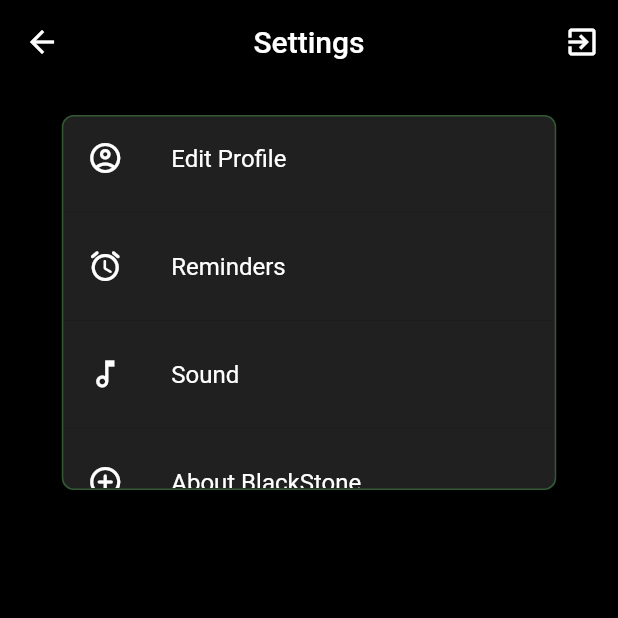
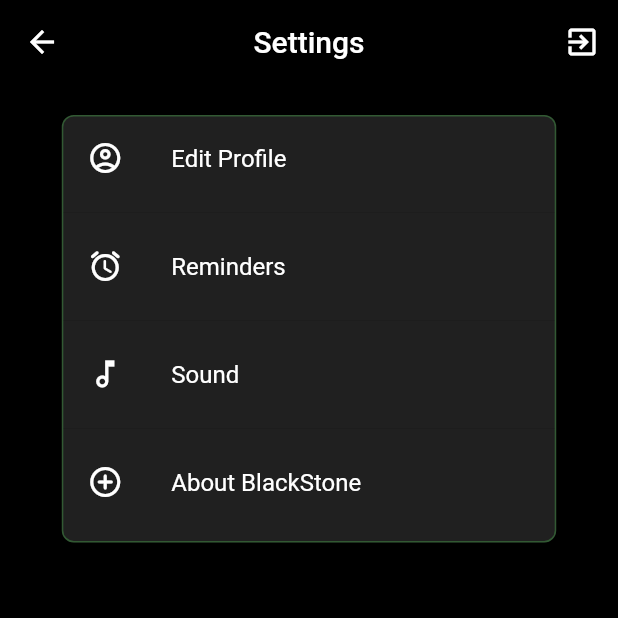
Before and after one commit to Asad-ZH/yoga-flutter-app, a Flutter app: the screen it shows after launch, after a tap on the "settings" icon, on a phone screen of 412 x 824 dp, the top half of it. Run offline on Flutter 3.47's test engine with Material 2 defaults, Android fonts, the phone set to English and light mode, and no system bars; our stand-ins replace sqflite, video_player; accounts and stored records are empty; network calls fail.

Commit message:
no message

```diff
--- a/myandroidapp/lib/Settings.dart
+++ b/myandroidapp/lib/Settings.dart
@@ -39,7 +39,7 @@ class Settings extends StatelessWidget {
                color: Colors.grey.withOpacity(0.2),
                borderRadius: const BorderRadius.all(const Radius.circular(8))
            ),
-          height: 250,
+          height: 285,
           margin: EdgeInsets.fromLTRB(
               MediaQuery.of(context).size.width * 0.1,
               MediaQuery.of(context).size.width * 0.05,
--- a/myandroidapp/lib/home_page.dart
+++ b/myandroidapp/lib/home_page.dart
@@ -2,6 +2,7 @@ import 'package:flutter/cupertino.dart';
 import 'package:flutter/material.dart';
 import 'package:flutter/rendering.dart';
 import 'package:myandroidapp/main.dart';
+import 'package:myandroidapp/sticky_notes.dart';
 import 'Fitness_files/flexibilty_essentials.dart';
 import 'NavBar.dart';
 import 'package:video_player/video_player.dart';
@@ -142,10 +143,20 @@ class _HomePageState extends State<HomePage> {
                     ),
                   ],
                 ),
-                Row(
+                SingleChildScrollView(
+                  scrollDirection: Axis.horizontal,
+                  child: Row(
                     mainAxisAlignment: MainAxisAlignment.spaceBetween,
                     children: [
-                  Container(
+                      GestureDetector(
+                        onTap: (){
+                          Navigator.push(
+                            context,
+                            MaterialPageRoute(
+                                builder: (context) => StickNotes()),
+                          );
+                        },
+                        child: Container(
                           width: 120,
                           height: 120,
                           margin: const EdgeInsets.only(left: 30.0, right: 30.0, top: 20.0, bottom: 20.0),
@@ -168,7 +179,16 @@ class _HomePageState extends State<HomePage> {
 
                           ]),
                         ),
-                   Container(
+                    ),
+                      GestureDetector(
+                        onTap: (){
+                          Navigator.push(
+                            context,
+                            MaterialPageRoute(
+                                builder: (context) => StickNotes()),
+                          );
+                        },
+                       child: Container(
                          width: 120,
                          height: 120,
                          margin: const EdgeInsets.only(left: 20.0, right: 20.0, top: 20.0, bottom: 20.0),
@@ -190,7 +210,16 @@ class _HomePageState extends State<HomePage> {
                                Text("Diet", style: TextStyle(fontSize: 18, color: Colors.white)),
                              ]),
                        ),
-                   Container(
+                     ),
+                      GestureDetector(
+                        onTap: (){
+                          Navigator.push(
+                            context,
+                            MaterialPageRoute(
+                                builder: (context) => StickNotes()),
+                          );
+                        },
+                       child: Container(
                          width: 120,
                          height: 120,
                          margin: const EdgeInsets.only(left: 20.0, right: 20.0, top: 20.0, bottom: 20.0),
@@ -209,12 +238,14 @@ class _HomePageState extends State<HomePage> {
                                ),
                                SizedBox(height: 10),
 
-                           Text("Profile", style: TextStyle(fontSize: 18, color: Colors.white)),
+                               Text("Notes", style: TextStyle(fontSize: 18, color: Colors.white)),
 
                              ]),
                        ),
+                     ),
 
                    ],
+                  ),
                 ),
 
                 SizedBox(height: 20),
--- a/myandroidapp/lib/sticky_notes.dart
+++ b/myandroidapp/lib/sticky_notes.dart
@@ -12,7 +12,7 @@ import 'package:myandroidapp/page/notes_page.dart';
 //   runApp(MyApp());
 // }
 
-class MyApp22 extends StatelessWidget {
+class StickNotes extends StatelessWidget {
   static final String title = 'Notes SQLite';
 
   @override
```
Also changed, not shown: myandroidapp/lib/page/notes_page.dart (+3 -6 lines), 1 other file. Lines whose indentation alone changed are shown as unchanged.
